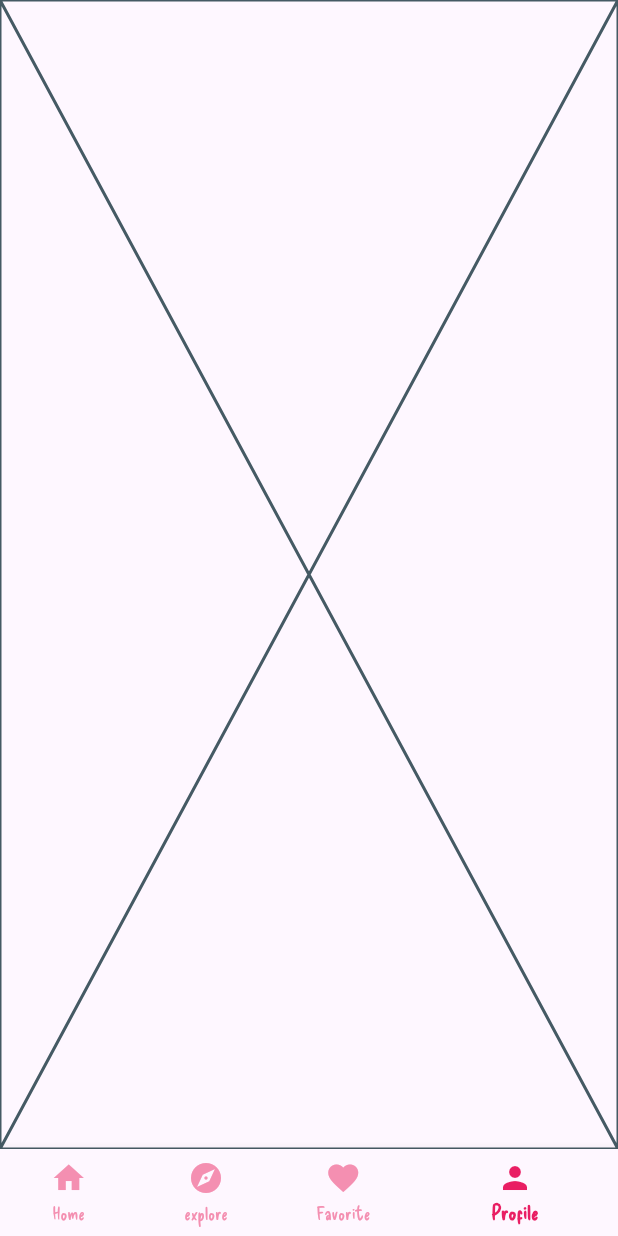
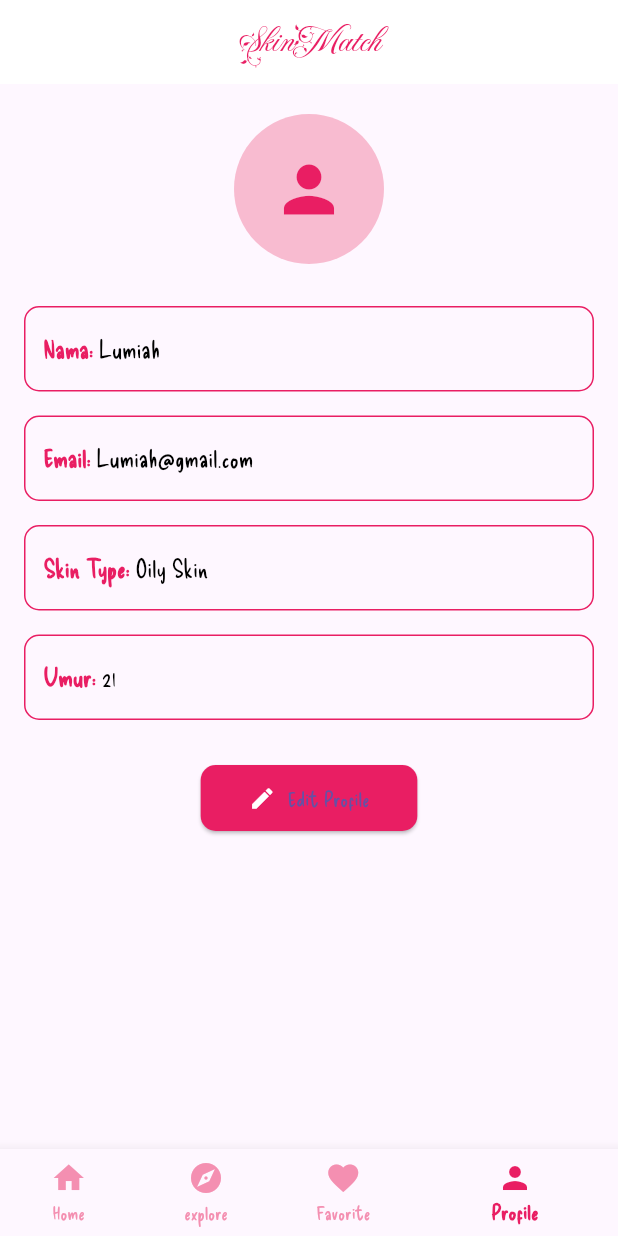
Before and after one commit to donnaagn/skin_match, a Flutter app: the screen it shows after launch, item 4 of the bottom bar chosen, on a phone screen of 412 x 824 dp. Run offline on Flutter 3.47's test engine with Material 3 defaults, Android fonts, the light colour scheme and no system bars.

Commit message:
update profile screen

```diff
--- a/lib/screens/profile_screen.dart
+++ b/lib/screens/profile_screen.dart
@@ -1,10 +1,182 @@
 import 'package:flutter/material.dart';
 
-class ProfileScreen extends StatelessWidget {
+class ProfileScreen extends StatefulWidget {
   const ProfileScreen({super.key});
 
   @override
+  State<ProfileScreen> createState() => _ProfileScreenState();
+}
+
+class _ProfileScreenState extends State<ProfileScreen> {
+  final TextEditingController _nameController = TextEditingController();
+  final TextEditingController _emailController = TextEditingController();
+  final TextEditingController _skinTypeController = TextEditingController();
+  final TextEditingController _ageController = TextEditingController();
+
+  bool isEditMode = false;
+
+  // State untuk menyimpan data pengguna
+  String userName = "Lumiah"; // Kosongkan data awal
+  String userEmail = "Lumiah@gmail.com";
+  String userSkinType = "Oily Skin";
+  String userAge = "21";
+
+  @override
   Widget build(BuildContext context) {
-    return const Placeholder();
+    return Scaffold(
+      appBar: AppBar(
+        backgroundColor: Colors.white,
+        elevation: 0,
+        title: const Text(
+          'SkinMatch',
+          style: TextStyle(
+            color: Colors.pink,
+            fontFamily: 'FleurDeLeah',
+            fontSize: 24,
+          ),
+        ),
+        centerTitle: true,
+      ),
+      body: Padding(
+        padding: const EdgeInsets.symmetric(horizontal: 16.0),
+        child: Column(
+          crossAxisAlignment: CrossAxisAlignment.center,
+          children: [
+            SizedBox(height: 20),
+            CircleAvatar(
+              radius: 50,
+              backgroundColor: Colors.pink.shade100,
+              child: Icon(
+                Icons.person,
+                color: Colors.pink,
+                size: 50,
+              ),
+            ),
+            SizedBox(height: 20),
+
+            // Tampilkan input atau tampilan data berdasarkan mode
+            isEditMode
+                ? Column(
+                    children: [
+                      ProfileField(
+                        label: 'Nama',
+                        controller: _nameController,
+                      ),
+                      ProfileField(
+                        label: 'Email',
+                        controller: _emailController,
+                      ),
+                      ProfileField(
+                        label: 'Skin Type',
+                        controller: _skinTypeController,
+                      ),
+                      ProfileField(
+                        label: 'Umur',
+                        controller: _ageController,
+                      ),
+                    ],
+                  )
+                : Column(
+                    children: [
+                      ViewField(label: 'Nama', value: userName.isEmpty ?  "": userName),
+                      ViewField(label: 'Email', value: userEmail.isEmpty ?  "": userEmail),
+                      ViewField(label: 'Skin Type', value: userSkinType.isEmpty ?  "": userSkinType),
+                      ViewField(label: 'Umur', value: userAge.isEmpty ?  "": userAge),
+                    ],
+                  ),
+            SizedBox(height: 20),
+
+            ElevatedButton.icon(
+              onPressed: () {
+                setState(() {
+                  if (isEditMode) {
+                    // Simpan data dari TextEditingController ke state hanya jika disimpan
+                    userName = _nameController.text;
+                    userEmail = _emailController.text;
+                    userSkinType = _skinTypeController.text;
+                    userAge = _ageController.text;
+
+
+                  }
+                  isEditMode = !isEditMode; // Toggle mode
+                });
+              },
+              icon: Icon(
+                isEditMode ? Icons.check : Icons.edit,
+                color: Colors.white,
+              ),
+              label: Text(isEditMode ? 'Save' : 'Edit Profile'),
+              style: ElevatedButton.styleFrom(
+                backgroundColor: Colors.pink,
+                padding: EdgeInsets.symmetric(horizontal: 32, vertical: 12),
+                shape: RoundedRectangleBorder(
+                  borderRadius: BorderRadius.circular(10),
+                ),
+              ),
+            ),
+          ],
+        ),
+      ),
+    );
   }
 }
+
+
+class ProfileField extends StatelessWidget {
+  final String label;
+  final TextEditingController controller;
+
+  const ProfileField({required this.label, required this.controller});
+
+  @override
+  Widget build(BuildContext context) {
+    return Padding(
+      padding: const EdgeInsets.symmetric(vertical: 8.0),
+      child: TextField(
+        controller: controller,
+        decoration: InputDecoration(
+          labelText: label,
+          labelStyle: TextStyle(color: Colors.pink),
+          border: OutlineInputBorder(
+            borderRadius: BorderRadius.circular(10),
+            borderSide: BorderSide(color: Colors.pink),
+          ),
+          focusedBorder: OutlineInputBorder(
+            borderRadius: BorderRadius.circular(10),
+            borderSide: BorderSide(color: Colors.pink, width: 2),
+          ),
+        ),
+      ),
+    );
+  }
+}
+
+
+class ViewField extends StatelessWidget {
+  final String label;
+  final String value;
+
+  const ViewField({required this.label, required this.value});
+
+  @override
+  Widget build(BuildContext context) {
+    return Padding(
+      padding: const EdgeInsets.symmetric(vertical: 8.0),
+      child: Container(
+        padding: EdgeInsets.symmetric(horizontal: 12, vertical: 16),
+        decoration: BoxDecoration(
+          border: Border.all(color: Colors.pink),
+          borderRadius: BorderRadius.circular(10),
+        ),
+        child: Row(
+          children: [
+            Text('$label: ', style: TextStyle(fontSize: 16, fontWeight: FontWeight.bold, color: Colors.pink)),
+            Expanded(
+              child: Text(value, style: TextStyle(fontSize: 16, color: Colors.black)),
+            ),
+          ],
+        ),
+      ),
+    );
+  }
+}
```
